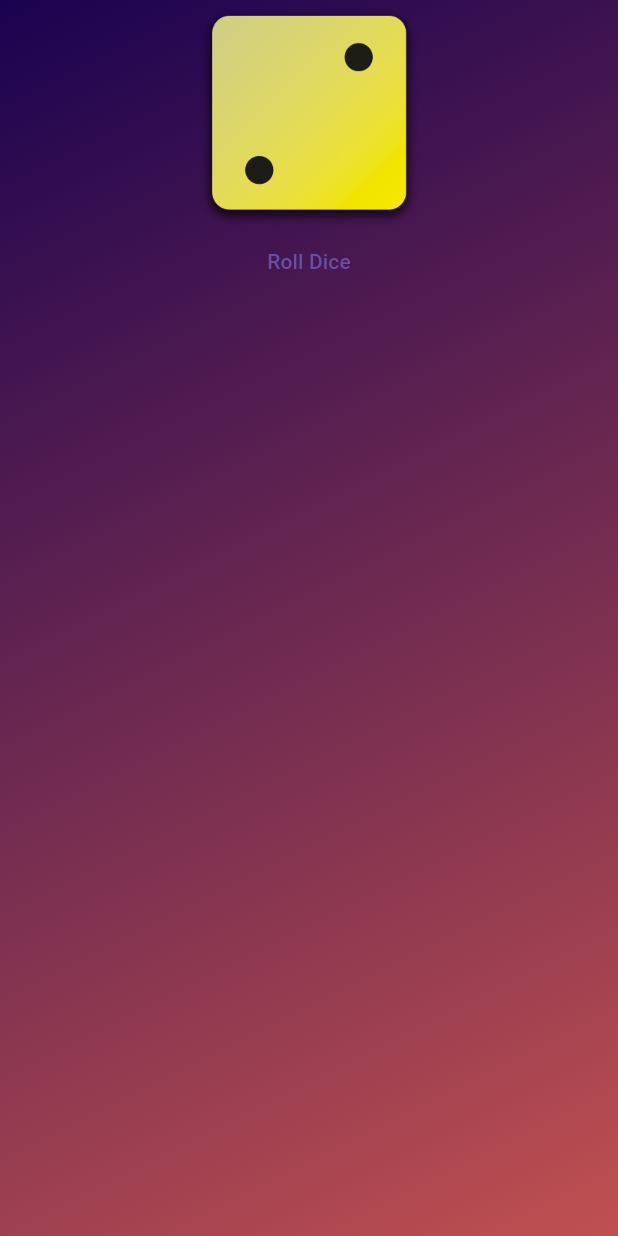
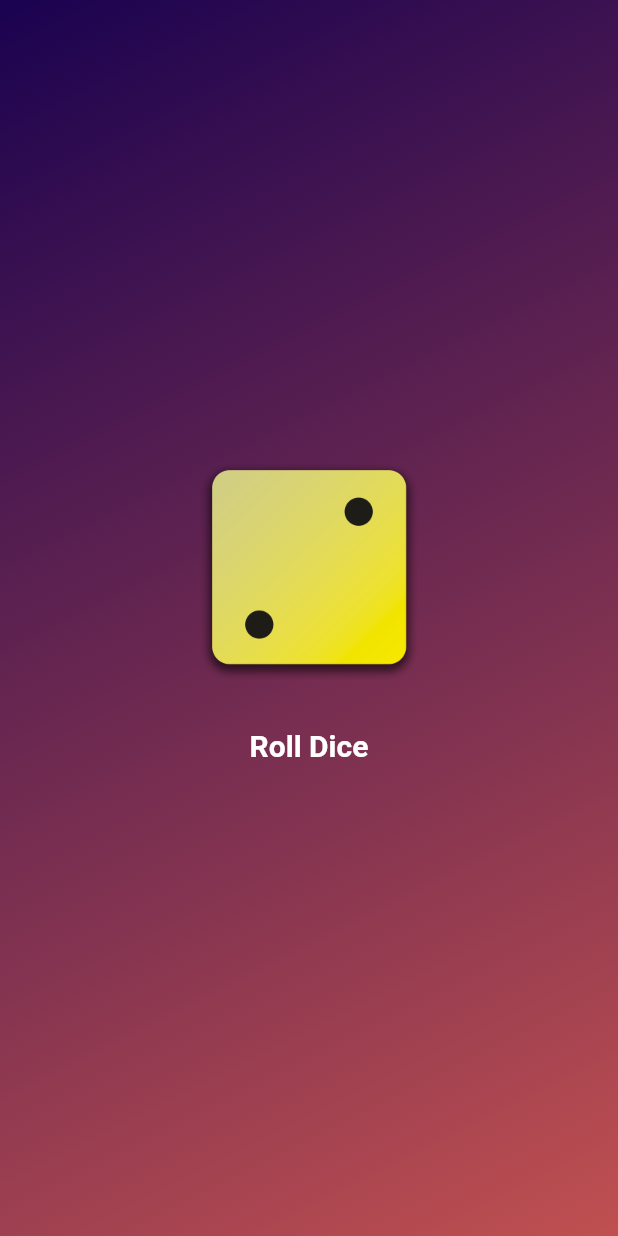
Before and after one commit to IRSAGE/Flutter-Basic-Fundamentals, a Flutter app: the screen it shows after launch, on a phone screen of 412 x 824 dp. Run offline on Flutter 3.47's test engine with Material 3 defaults, Android fonts, the phone set to English and light mode, and no system bars.

Commit message:
Styling Buttons & Working with Padding

```diff
--- a/lib/gradient_container.dart
+++ b/lib/gradient_container.dart
@@ -28,12 +28,29 @@ class GradientContainer extends StatelessWidget {
       ),
       child: Center(
         child: Column(
+          mainAxisSize: MainAxisSize.min,
           children: [
             Image.asset(
               "assets/images/dice-2.png",
               width: 150,
             ),
-            TextButton(onPressed: rollDice, child: const Text("Roll Dice"))
+            const SizedBox(
+              height: 20,
+            ),
+            TextButton(
+              onPressed: rollDice,
+              style: TextButton.styleFrom(
+                foregroundColor: Colors.white,
+                // padding: const EdgeInsets.only(
+                //   top: 20,
+                // ),
+                textStyle: const TextStyle(
+                  fontSize: 20,
+                  fontWeight: FontWeight.bold,
+                ),
+              ),
+              child: const Text("Roll Dice"),
+            )
           ],
         ),
       ),
```
